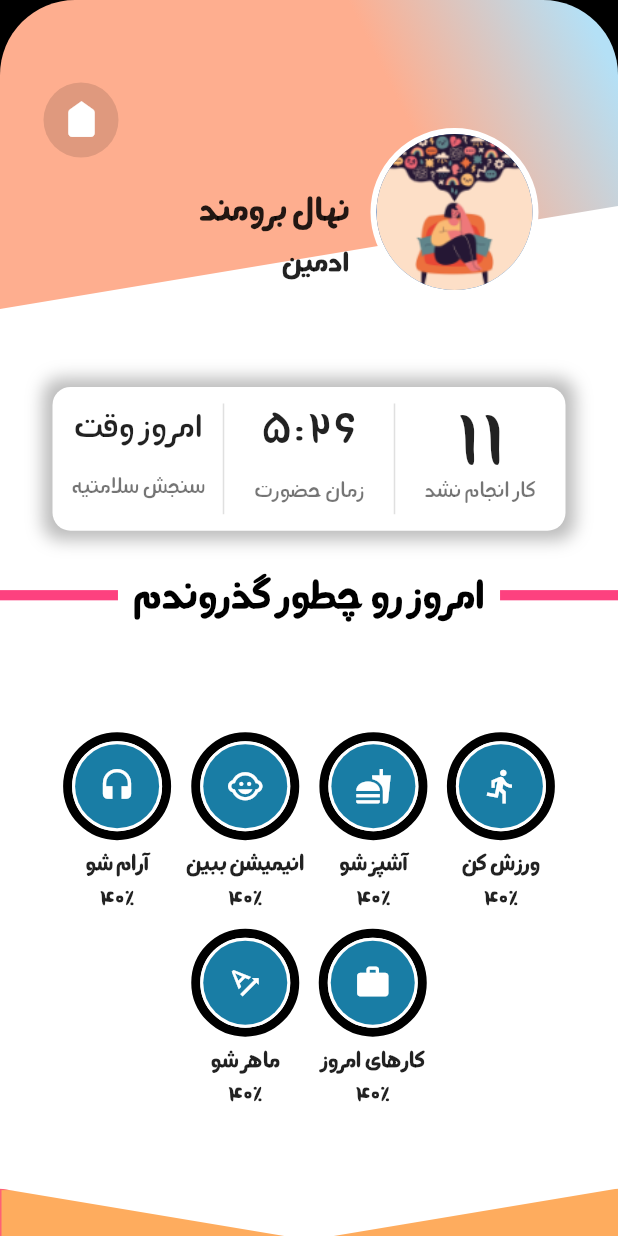
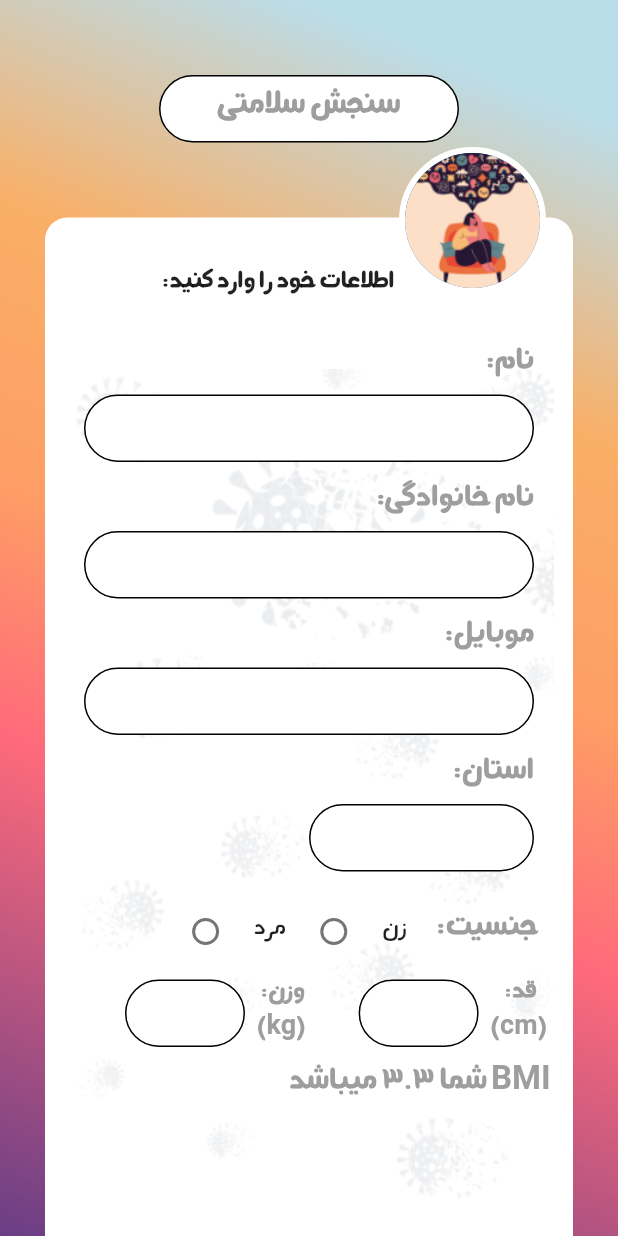
Before and after one commit to tackselooli/teddy, a Flutter app: the screen it shows after launch, on a phone screen of 412 x 824 dp. Run offline on Flutter 3.47's test engine with Material 2 defaults, Android fonts, the phone set to English and light mode, and no system bars; our stand-ins replace font_awesome_flutter.

Commit message:
third commit

```diff
--- a/lib/main.dart
+++ b/lib/main.dart
@@ -1,4 +1,5 @@
 import 'package:flutter/material.dart';
+import 'package:whynot/screens/registry_screen.dart';
 import './screens/screens.dart';
 
 void main() => runApp(MyApp());
@@ -15,9 +16,10 @@ class MyApp extends StatelessWidget {
           accentColor: Color(0xFF393089),
           fontFamily: "Font1"
       ),
+
       home: Directionality(
         textDirection: TextDirection.rtl,
-        child: UserScreen(
+        child: RegistryScreen(
         ),
       ),
     );
--- /dev/null
+++ b/lib/screens/registry_screen.dart
@@ -0,0 +1,365 @@
+import 'package:flutter/material.dart';
+
+class RegistryScreen extends StatefulWidget {
+  @override
+  _RegistryScreenState createState() => _RegistryScreenState();
+}
+
+class _RegistryScreenState extends State<RegistryScreen> {
+  List<Color> _colors = [
+    Color(0xFF453388),
+    Color(0xFFFF6A7B),
+    Color(0xFFFE9D65),
+    Color(0xFFF9AF67),
+    Color(0xFFBADDEA)
+  ];
+  List<double> _stops = [0.1, 0.45, 0.59, 0.75, .93];
+
+  int selectedRadio;
+
+  @override
+  void initState() {
+    super.initState();
+    selectedRadio = 0;
+  }
+
+  setSelectedRadio(int value) {
+    setState(() {
+      selectedRadio = value;
+    });
+  }
+
+  @override
+  Widget build(BuildContext context) {
+    MediaQueryData deviceInfo = MediaQuery.of(context);
+    return Scaffold(
+      body: SingleChildScrollView(
+        child: Stack(
+          alignment: Alignment.topCenter,
+          children: [
+            Container(
+              padding: EdgeInsets.all(12),
+              height: deviceInfo.size.height + 200,
+              width: deviceInfo.size.width,
+              decoration: BoxDecoration(
+                gradient: LinearGradient(
+                  begin: Alignment.bottomLeft,
+                  end: Alignment.topRight,
+                  colors: _colors,
+                  stops: _stops,
+                ),
+              ),
+            ),
+            Column(
+              crossAxisAlignment: CrossAxisAlignment.center,
+              children: [
+                Padding(
+                  padding: EdgeInsets.only(top: 50),
+                  child: Container(
+                    height: 45,
+                    width: 200,
+                    decoration: BoxDecoration(
+                      color: Colors.white,
+                      border: Border.all(width: 1),
+                      borderRadius: BorderRadius.circular(30),
+                    ),
+                    child: Center(
+                      child: Text(
+                        "سنجش سلامتی",
+                        style: TextStyle(
+                            fontSize: 23,
+                            color: Colors.grey,
+                            fontWeight: FontWeight.bold),
+                      ),
+                    ),
+                  ),
+                ),
+                SingleChildScrollView(
+                  child: Container(
+                    padding: EdgeInsets.only(bottom: 50),
+                    child: Stack(
+                      alignment: Alignment.topCenter,
+                      children: [
+                        Padding(
+                          padding: EdgeInsets.only(top: 50),
+                          child: Container(
+                            height: deviceInfo.size.height * 9.5 / 10,
+                            width: deviceInfo.size.width - 60,
+                            decoration: BoxDecoration(
+                              color: Colors.white,
+                              borderRadius: BorderRadius.circular(15),
+                              image: DecorationImage(
+                                image:
+                                    AssetImage("images/corona - back - -1.png"),
+                              ),
+                            ),
+                            child: Padding(
+                              padding: EdgeInsets.only(
+                                  top: 80, right: 15, left: 15, bottom: 10),
+                              child: SingleChildScrollView(
+                                child: Column(
+                                  children: [
+                                    RegTextField(
+                                      text: "نام:",
+                                    ),
+                                    RegTextField(
+                                      text: "نام خانوادگی:",
+                                    ),
+                                    RegTextField(
+                                      text: "موبایل:",
+                                      type: TextInputType.number,
+                                    ),
+                                    RegTextField(
+                                      text: "استان:",
+                                      width: 150,
+                                      alignment: Alignment.centerRight,
+                                    ),
+                                    Row(
+                                      children: [
+                                        Align(
+                                          child: Padding(
+                                            padding: EdgeInsets.only(right: 8),
+                                            child: Text(
+                                              'جنسیت:',
+                                              style: TextStyle(
+                                                  fontSize: 22,
+                                                  fontWeight: FontWeight.bold,
+                                                  color: Colors.grey),
+                                            ),
+                                          ),
+                                          alignment: Alignment.centerRight,
+                                        ),
+                                        SizedBox(
+                                          width: 12,
+                                        ),
+                                        ButtonBar(
+                                          alignment: MainAxisAlignment.center,
+                                          children: [
+                                            Text(
+                                              'زن',
+                                              style: TextStyle(
+                                                fontSize: 18,
+                                                fontWeight: FontWeight.w500,
+                                              ),
+                                            ),
+                                            Radio(
+                                              value: 1,
+                                              groupValue: selectedRadio,
+                                              activeColor: Colors.green,
+                                              onChanged: (val) {
+                                                print('print $val');
+                                                setSelectedRadio(val);
+                                              },
+                                            ),
+                                            Text(
+                                              'مرد',
+                                              style: TextStyle(
+                                                fontSize: 18,
+                                                fontWeight: FontWeight.w500,
+                                              ),
+                                            ),
+                                            Radio(
+                                              value: 2,
+                                              groupValue: selectedRadio,
+                                              activeColor: Colors.green,
+                                              onChanged: (val) {
+                                                print('print $val');
+                                                setSelectedRadio(val);
+                                              },
+                                            ),
+                                          ],
+                                        ),
+                                      ],
+                                    ),
+                                    Row(
+                                      children: [
+                                        Expanded(
+                                            child: QadWazn(
+                                          text: "قد: "
+                                              "\n (cm)",
+                                        )),
+                                        Expanded(
+                                            child: QadWazn(
+                                          text: 'وزن:'
+                                              "\n (kg)",
+                                        )),
+                                      ],
+                                    ),
+                                    SizedBox(
+                                      height: 8,
+                                    ),
+                                    Align(
+                                      alignment: Alignment.centerRight,
+                                      child: Text(
+                                        'BMI شما 3.3 میباشد',
+                                        style: TextStyle(
+                                          fontSize: 22,
+                                          color: Colors.grey,
+                                          fontWeight: FontWeight.bold,
+                                        ),
+                                      ),
+                                    ),
+                                    SizedBox(
+                                      height: 30,
+                                    ),
+                                  ],
+                                ),
+                              ),
+                            ),
+                          ),
+                        ),
+                        Padding(
+                          padding: EdgeInsets.only(right: 45),
+                          child: Row(
+                            crossAxisAlignment: CrossAxisAlignment.end,
+                            children: [
+                              Align(
+                                alignment: Alignment.topRight,
+                                child: Container(
+                                  margin: EdgeInsets.all(3),
+                                  decoration: BoxDecoration(
+                                      shape: BoxShape.circle,
+                                      border: Border.all(
+                                          color: Colors.white, width: 4)),
+                                  child: CircleAvatar(
+                                    radius: 45,
+                                    backgroundImage: AssetImage(
+                                      "images/8.png",
+                                    ),
+                                  ),
+                                ),
+                              ),
+                              Text(
+                                "اطلاعات خود را وارد کنید:",
+                                style: TextStyle(
+                                    fontSize: 18, fontWeight: FontWeight.bold),
+                              ),
+                            ],
+                          ),
+                        ),
+                      ],
+                    ),
+                  ),
+                ),
+              ],
+            ),
+            Positioned(
+              bottom: 59,
+              child: Container(
+                height: 60,
+                width: 350,
+                decoration: BoxDecoration(
+                  image: DecorationImage(
+                      image: AssetImage('images/Group 117.png'),
+                      fit: BoxFit.cover),
+                ),
+              ),
+            ),
+          ],
+        ),
+      ),
+    );
+  }
+}
+
+class QadWazn extends StatelessWidget {
+  String text;
+
+  QadWazn({this.text});
+
+  @override
+  Widget build(BuildContext context) {
+    return Row(
+      children: [
+        Align(
+          child: Text(
+            text,
+            textAlign: TextAlign.center,
+            style: TextStyle(
+                fontSize: 18, fontWeight: FontWeight.bold, color: Colors.grey),
+          ),
+          alignment: Alignment.centerRight,
+        ),
+        SizedBox(
+          width: 8,
+        ),
+        Container(
+          height: 45,
+          width: 80,
+          decoration: BoxDecoration(
+            color: Colors.white,
+            border: Border.all(width: 1),
+            borderRadius: BorderRadius.circular(30),
+          ),
+          child: Center(
+            child: TextField(
+              keyboardType: TextInputType.number,
+              textAlign: TextAlign.center,
+              decoration: InputDecoration(
+                border: InputBorder.none,
+              ),
+            ),
+          ),
+        ),
+      ],
+    );
+  }
+}
+
+class RegTextField extends StatelessWidget {
+  String text;
+  double width;
+  AlignmentGeometry alignment;
+  TextInputType type;
+
+  RegTextField(
+      {this.text,
+      this.width: 300,
+      this.type: TextInputType.text,
+      this.alignment: Alignment.center});
+
+  @override
+  Widget build(BuildContext context) {
+    return Padding(
+      padding: EdgeInsets.symmetric(vertical: 8, horizontal: 11),
+      child: Column(
+        children: [
+          Align(
+            child: Text(
+              text,
+              style: TextStyle(
+                  fontSize: 22,
+                  fontWeight: FontWeight.bold,
+                  color: Colors.grey),
+            ),
+            alignment: Alignment.centerRight,
+          ),
+          SizedBox(
+            height: 8,
+          ),
+          Align(
+            alignment: alignment,
+            child: Container(
+              height: 45,
+              width: width,
+              decoration: BoxDecoration(
+                color: Colors.white,
+                border: Border.all(width: 1),
+                borderRadius: BorderRadius.circular(30),
+              ),
+              child: Center(
+                child: TextField(
+                  keyboardType: type,
+                  textAlign: TextAlign.center,
+                  decoration: InputDecoration(
+                    border: InputBorder.none,
+                  ),
+                ),
+              ),
+            ),
+          ),
+        ],
+      ),
+    );
+  }
+}
--- a/lib/screens/user_screen.dart
+++ b/lib/screens/user_screen.dart
@@ -86,11 +86,6 @@ class UserScreen extends StatelessWidget {
               children: [
                 Stack(
                   children: [
-                    Container(
-                      height: deviceInfo.size.height * 1 / 10,
-                      width: deviceInfo.size.width,
-                      color: Colors.black,
-                    ),
                     Stack(
                       children: [
                         ClipPath(
@@ -104,10 +99,6 @@ class UserScreen extends StatelessWidget {
                                 end: Alignment.topRight,
                                 colors: _colors,
                                 stops: _stops,
-                              ),
-                              borderRadius: BorderRadius.only(
-                                topRight: Radius.circular(50.0),
-                                topLeft: Radius.circular(50.0),
                               ),
                             ),
                           ),
```
